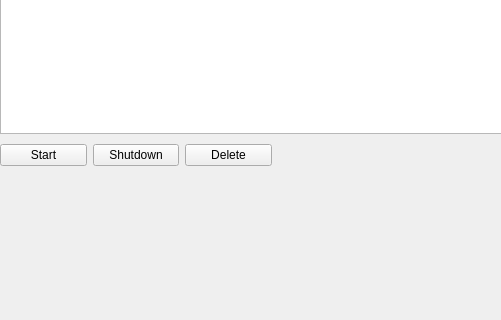
3shouo/yakumo, file yakumo-gui/mainwindow.ui: the form before one commit; both pictures show x 0 to 501 and y 157 to 477 of the 800 by 600 pixel window.
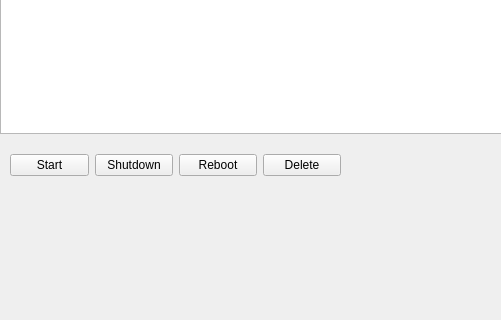
The form after the commit.

Commit message: feat(vm): add reboot functionality

What changed in the file:
```diff
--- a/yakumo-gui/mainwindow.ui
+++ b/yakumo-gui/mainwindow.ui
@@ -57,9 +57,9 @@
    <widget class="QWidget" name="widget" native="true">
     <property name="geometry">
      <rect>
-      <x>0</x>
-      <y>290</y>
-      <width>272</width>
+      <x>10</x>
+      <y>300</y>
+      <width>331</width>
       <height>45</height>
      </rect>
     </property>
@@ -80,6 +80,13 @@
          </property>
         </widget>
        </item>
+       <item>
+        <widget class="QPushButton" name="rebootButton">
+         <property name="text">
+          <string>Reboot</string>
+         </property>
+        </widget>
+       </item>
        <item>
         <widget class="QPushButton" name="deleteButton">
          <property name="text">
```
The commit also changes 4 other files.
